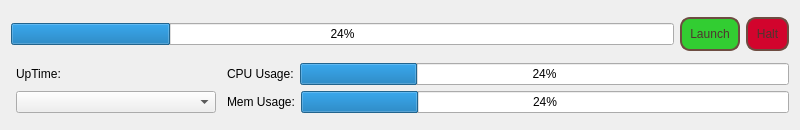
First picture: the form in amr_launch_gui/ui/LaunchStrip.ui, repository OSU-AMR/amr_gui, before the edit.
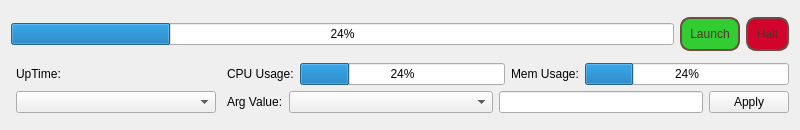
Second picture: the form after the edit.

```diff
--- a/amr_launch_gui/ui/LaunchStrip.ui
+++ b/amr_launch_gui/ui/LaunchStrip.ui
@@ -141,10 +141,6 @@
                </property>
               </widget>
              </item>
-            </layout>
-           </item>
-           <item>
-            <layout class="QHBoxLayout" name="horizontalLayout_6">
              <item>
               <widget class="QLabel" name="label_3">
                <property name="text">
@@ -161,6 +157,43 @@
              </item>
             </layout>
            </item>
+           <item>
+            <layout class="QHBoxLayout" name="horizontalLayout_6">
+             <item>
+              <widget class="QLabel" name="label">
+               <property name="text">
+                <string>Arg Value:</string>
+               </property>
+              </widget>
+             </item>
+             <item>
+              <widget class="QComboBox" name="launchargcombo">
+               <property name="sizePolicy">
+                <sizepolicy hsizetype="MinimumExpanding" vsizetype="Fixed">
+                 <horstretch>0</horstretch>
+                 <verstretch>0</verstretch>
+                </sizepolicy>
+               </property>
+               <property name="minimumSize">
+                <size>
+                 <width>200</width>
+                 <height>0</height>
+                </size>
+               </property>
+              </widget>
+             </item>
+             <item>
+              <widget class="QLineEdit" name="launchargvalue"/>
+             </item>
+             <item>
+              <widget class="QPushButton" name="applylauncharg">
+               <property name="text">
+                <string>Apply</string>
+               </property>
+              </widget>
+             </item>
+            </layout>
+           </item>
           </layout>
          </item>
         </layout>
```
